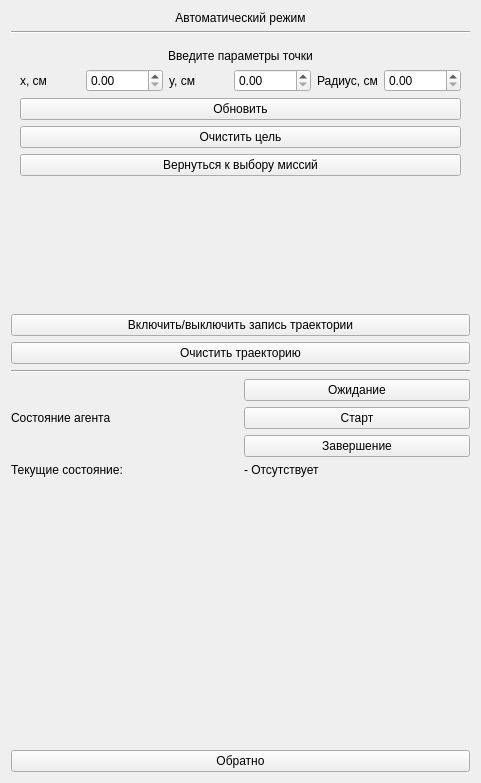
The window that mods/mode_automatic.ui (hydronautics-team/UMAS_GUI) describes before a commit, drawn with Qt 5.
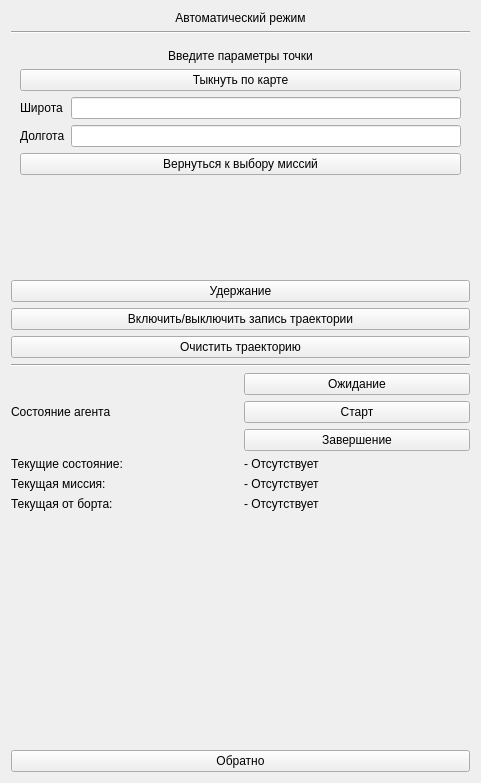
The same window after the commit. The open tabs and pages were chosen to show the change.

```diff
--- a/mods/mode_automatic.ui
+++ b/mods/mode_automatic.ui
@@ -15,7 +15,7 @@
   </property>
   <layout class="QVBoxLayout" name="verticalLayout">
    <item>
-    <layout class="QVBoxLayout" name="verticalLayout_6" stretch="0,0,1,0,0,0,0,0,1,0">
+    <layout class="QVBoxLayout" name="verticalLayout_6" stretch="0,0,1,0,0,0,0,0,0,0,0,1,0">
      <item>
       <widget class="QLabel" name="label_38">
        <property name="sizePolicy">
@@ -92,7 +92,7 @@
         </layout>
        </widget>
        <widget class="QWidget" name="page_missionPlanning_goto">
-        <layout class="QVBoxLayout" name="verticalLayout_11" stretch="0,0,0,0,0,0">
+        <layout class="QVBoxLayout" name="verticalLayout_11" stretch="0,0,0,0,0">
          <item>
           <widget class="QLabel" name="label_53">
            <property name="text">
@@ -104,65 +104,39 @@
           </widget>
          </item>
          <item>
-          <layout class="QHBoxLayout" name="horizontalLayout_11">
-           <item>
-            <widget class="QLabel" name="label_missionPlanning_goto_x">
-             <property name="text">
-              <string>x, см</string>
-             </property>
-            </widget>
+          <widget class="QPushButton" name="pushButton_missionPlanning_goto_point_onoff">
+           <property name="text">
+            <string>Тыкнуть по карте</string>
+           </property>
+           <property name="checkable">
+            <bool>true</bool>
+           </property>
+          </widget>
+         </item>
+         <item>
+          <layout class="QFormLayout" name="formLayout">
+           <item row="0" column="1">
+            <widget class="QLineEdit" name="lineEdit_missionPlanning_goto_latitude"/>
            </item>
-           <item>
-            <widget class="QDoubleSpinBox" name="doubleSpinBox_missionPlanning_goto_x">
-             <property name="maximum">
-              <double>10000.000000000000000</double>
-             </property>
-            </widget>
+           <item row="1" column="1">
+            <widget class="QLineEdit" name="lineEdit_missionPlanning_goto_longitude"/>
            </item>
-           <item>
-            <widget class="QLabel" name="label_55">
+           <item row="0" column="0">
+            <widget class="QLabel" name="label">
              <property name="text">
-              <string>y, см</string>
+              <string>Широта</string>
              </property>
             </widget>
            </item>
-           <item>
-            <widget class="QDoubleSpinBox" name="doubleSpinBox_missionPlanning_goto_y">
-             <property name="maximum">
-              <double>10000.000000000000000</double>
-             </property>
-            </widget>
-           </item>
-           <item>
-            <widget class="QLabel" name="label_56">
+           <item row="1" column="0">
+            <widget class="QLabel" name="label_2">
              <property name="text">
-              <string>Радиус, см</string>
-             </property>
-            </widget>
-           </item>
-           <item>
-            <widget class="QDoubleSpinBox" name="doubleSpinBox_missionPlanning_goto_r">
-             <property name="maximum">
-              <double>10000.000000000000000</double>
+              <string>Долгота</string>
              </property>
             </widget>
            </item>
           </layout>
          </item>
-         <item>
-          <widget class="QPushButton" name="pushButton_missionPlanning_goto_update">
-           <property name="text">
-            <string>Обновить</string>
-           </property>
-          </widget>
-         </item>
-         <item>
-          <widget class="QPushButton" name="pushButton_missionPlanning_goto_clean">
-           <property name="text">
-            <string>Очистить цель</string>
-           </property>
-          </widget>
-         </item>
          <item>
           <widget class="QPushButton" name="pushButton_missionPlanning_goto_back">
            <property name="text">
@@ -257,6 +231,16 @@
        </widget>
       </widget>
      </item>
+     <item>
+      <widget class="QPushButton" name="pushButton_missionPlanning_keepPos">
+       <property name="text">
+        <string>Удержание</string>
+       </property>
+       <property name="checkable">
+        <bool>true</bool>
+       </property>
+      </widget>
+     </item>
      <item>
       <widget class="QPushButton" name="pushButton_missionPlanning_goto_on_trajectory">
        <property name="text">
@@ -332,6 +316,42 @@
        </item>
       </layout>
      </item>
+     <item>
+      <layout class="QHBoxLayout" name="horizontalLayout_10">
+       <item>
+        <widget class="QLabel" name="label_54">
+         <property name="text">
+          <string>Текущая миссия:</string>
+         </property>
+        </widget>
+       </item>
+       <item>
+        <widget class="QLabel" name="label_missonCurrent">
+         <property name="text">
+          <string>- Отсутствует</string>
+         </property>
+        </widget>
+       </item>
+      </layout>
+     </item>
+     <item>
+      <layout class="QHBoxLayout" name="horizontalLayout_11">
+       <item>
+        <widget class="QLabel" name="label_55">
+         <property name="text">
+          <string>Текущая от борта:</string>
+         </property>
+        </widget>
+       </item>
+       <item>
+        <widget class="QLabel" name="label_missonCurrent_toPult">
+         <property name="text">
+          <string>- Отсутствует</string>
+         </property>
+        </widget>
+       </item>
+      </layout>
+     </item>
      <item>
       <spacer name="verticalSpacer_4">
        <property name="orientation">
```
